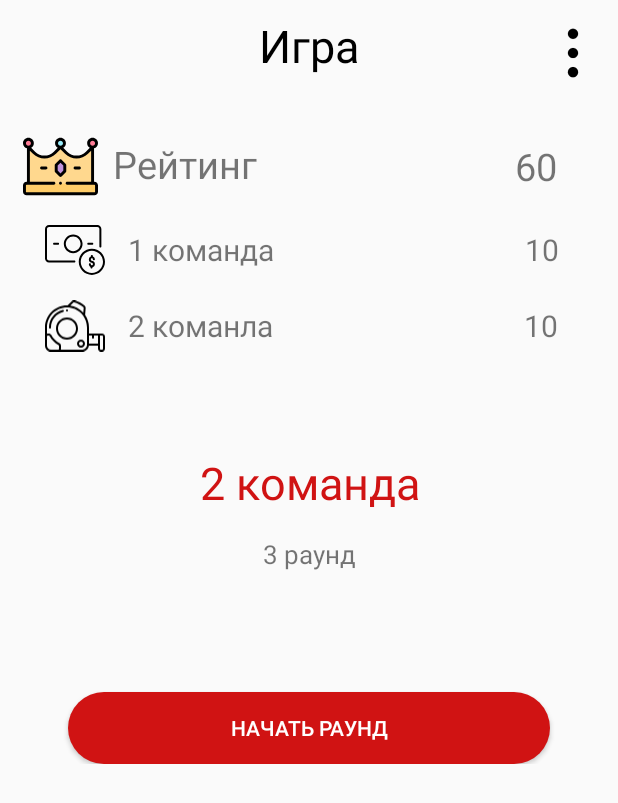
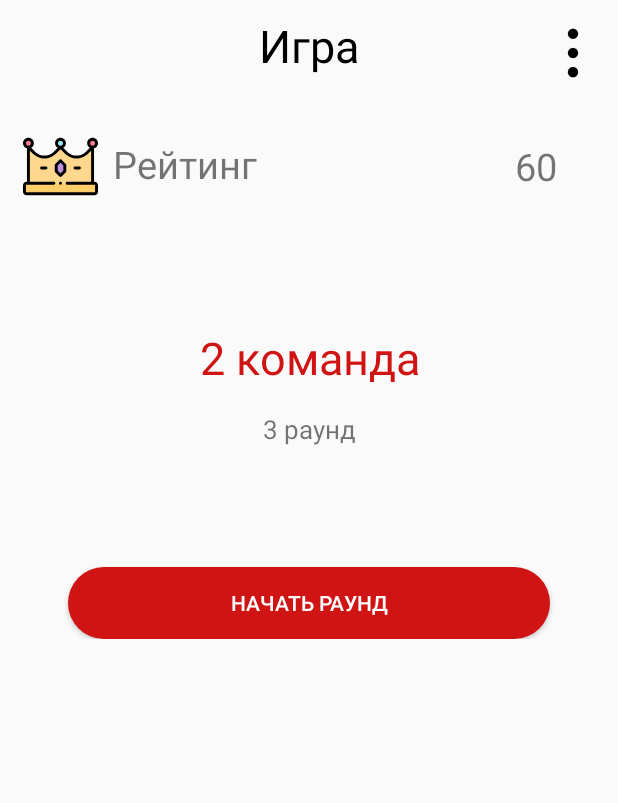
Before and after one commit to OSLL/practice20-alias, an Android app: the Game screen opened directly, with no data from a screen before it, on a phone screen of 412 x 824 dp. Shown: the top 803 px of the screen. Run offline under Robolectric (Android 15) with nearby library versions, the phone set to English and light mode, and no system bars; 2 statements that could not run were skipped.

```diff
--- a/app/build.gradle
+++ b/app/build.gradle
@@ -31,6 +31,7 @@ dependencies {
     implementation 'androidx.appcompat:appcompat:1.1.0'
     implementation 'androidx.core:core-ktx:1.3.0'
     implementation 'androidx.constraintlayout:constraintlayout:1.1.3'
+    implementation 'androidx.recyclerview:recyclerview:1.1.0'
     testImplementation 'junit:junit:4.12'
     implementation 'com.google.android.material:material:1.3.0-alpha01'
     androidTestImplementation 'androidx.test.ext:junit:1.1.1'
--- a/app/src/main/java/com/makentoshe/androidgithubcitemplate/Game.kt
+++ b/app/src/main/java/com/makentoshe/androidgithubcitemplate/Game.kt
@@ -3,12 +3,21 @@ package com.makentoshe.androidgithubcitemplate
 import android.content.Intent
 import android.os.Bundle
 import androidx.appcompat.app.AppCompatActivity
+import androidx.recyclerview.widget.LinearLayoutManager
 import kotlinx.android.synthetic.main.activity_game.*
+import kotlinx.android.synthetic.main.activity_teams.*
 
 class Game : AppCompatActivity() {
     override fun onCreate(savedInstanceState: Bundle?) {
         super.onCreate(savedInstanceState)
         setContentView(R.layout.activity_game)
+
+        var teams = this.intent.getStringArrayExtra("teams")
+
+
+        val teamsAdapter = TeamsAdapter(this, teams)
+        teamsView.adapter = teamsAdapter
+        teamsView.layoutManager = LinearLayoutManager(this)
 
         startRound.setOnClickListener {
             val intent = Intent(this, Round::class.java)
--- a/app/src/main/java/com/makentoshe/androidgithubcitemplate/GameSettings.kt
+++ b/app/src/main/java/com/makentoshe/androidgithubcitemplate/GameSettings.kt
@@ -13,6 +13,7 @@ class GameSettings : AppCompatActivity() {
         continueButton.setOnClickListener {
             val intent = Intent(this, Levels::class.java)
             startActivity(intent)
+            intent.putExtra("teams", this.getIntent().getStringArrayExtra("teams"))
             overridePendingTransition(R.anim.slide_in_right, R.anim.slide_out_left)
         }
 
--- a/app/src/main/java/com/makentoshe/androidgithubcitemplate/Levels.kt
+++ b/app/src/main/java/com/makentoshe/androidgithubcitemplate/Levels.kt
@@ -12,36 +12,42 @@ class Levels : AppCompatActivity() {
 
         easyLevelIcon.setOnClickListener {
             val intent = Intent(this, Game::class.java)
+            intent.putExtra("teams", getIntent().getStringArrayExtra("teams"))
             startActivity(intent)
             overridePendingTransition(R.anim.slide_in_right, R.anim.slide_out_left)
         }
 
         middleLevelIcon.setOnClickListener {
             val intent = Intent(this, Game::class.java)
+            intent.putExtra("teams", getIntent().getStringArrayExtra("teams"))
             startActivity(intent)
             overridePendingTransition(R.anim.slide_in_right, R.anim.slide_out_left)
         }
 
         hardLevelIcon.setOnClickListener {
             val intent = Intent(this, Game::class.java)
+            intent.putExtra("teams", getIntent().getStringArrayExtra("teams"))
             startActivity(intent)
             overridePendingTransition(R.anim.slide_in_right, R.anim.slide_out_left)
         }
 
         easyLevelText.setOnClickListener {
             val intent = Intent(this, Game::class.java)
+            intent.putExtra("teams", getIntent().getStringArrayExtra("teams"))
             startActivity(intent)
             overridePendingTransition(R.anim.slide_in_right, R.anim.slide_out_left)
         }
 
         middleLevelText.setOnClickListener {
             val intent = Intent(this, Game::class.java)
+            intent.putExtra("teams", getIntent().getStringArrayExtra("teams"))
             startActivity(intent)
             overridePendingTransition(R.anim.slide_in_right, R.anim.slide_out_left)
         }
 
         hardLevelText.setOnClickListener {
             val intent = Intent(this, Game::class.java)
+            intent.putExtra("teams", getIntent().getStringArrayExtra("teams"))
             startActivity(intent)
             overridePendingTransition(R.anim.slide_in_right, R.anim.slide_out_left)
         }
--- a/app/src/main/res/layout/activity_game.xml
+++ b/app/src/main/res/layout/activity_game.xml
@@ -73,42 +73,10 @@
                 android:textSize="25dp" />
         </LinearLayout>
 
-        <LinearLayout
+        <androidx.recyclerview.widget.RecyclerView
             android:layout_width="match_parent"
-            android:layout_height="wrap_content"
-            android:layout_marginTop="5dp"
-            android:layout_marginBottom="5dp"
-            android:layout_weight="1"
-            android:orientation="horizontal">
-
-            <ImageView
-                android:id="@+id/firstTeamIcon"
-                android:layout_width="40dp"
-                android:layout_height="40dp"
-                android:layout_marginStart="30dp"
-                android:layout_weight="0"
-                app:srcCompat="@drawable/money" />
-
-            <TextView
-                android:id="@+id/firstTeamText"
-                android:layout_width="wrap_content"
-                android:layout_height="match_parent"
-                android:layout_weight="4"
-                android:paddingStart="15dp"
-                android:paddingTop="6dp"
-                android:text="1 команда"
-                android:textSize="20dp" />
-
-            <TextView
-                android:id="@+id/firstTeamCounter"
-                android:layout_width="wrap_content"
-                android:layout_height="match_parent"
-                android:layout_weight="1"
-                android:paddingStart="10dp"
-                android:paddingTop="6dp"
-                android:text="10"
-                android:textSize="20dp" />
-        </LinearLayout>
+            android:layout_height="match_parent"
+            android:layout_weight="1" />
 
         <LinearLayout
             android:layout_width="match_parent"
@@ -116,36 +84,15 @@
             android:layout_marginTop="5dp"
             android:layout_marginBottom="5dp"
             android:layout_weight="1"
-            android:orientation="horizontal">
+            android:orientation="horizontal"/>
 
-            <ImageView
-                android:id="@+id/secondTeamIcon"
-                android:layout_width="40dp"
-                android:layout_height="40dp"
-                android:layout_marginStart="30dp"
-                android:layout_weight="0"
-                app:srcCompat="@drawable/tape_measure" />
-
-            <TextView
-                android:id="@+id/secondTeamText"
-                android:layout_width="wrap_content"
-                android:layout_height="match_parent"
-                android:layout_weight="4"
-                android:paddingStart="15dp"
-                android:paddingTop="6dp"
-                android:text="2 команла"
-                android:textSize="20dp" />
-
-            <TextView
-                android:id="@+id/secondTeamCounter"
-                android:layout_width="wrap_content"
-                android:layout_height="43dp"
-                android:layout_weight="1"
-                android:paddingStart="10dp"
-                android:paddingTop="6dp"
-                android:text="10"
-                android:textSize="20dp" />
-        </LinearLayout>
+        <LinearLayout
+            android:layout_width="match_parent"
+            android:layout_height="wrap_content"
+            android:layout_marginTop="5dp"
+            android:layout_marginBottom="5dp"
+            android:layout_weight="1"
+            android:orientation="horizontal"/>
 
         <TextView
             android:id="@+id/skipWordsCounter"
```
Also changed, not shown: app/src/main/java/com/makentoshe/androidgithubcitemplate/Teams.kt (+8 -0 lines), app/src/main/java/com/makentoshe/androidgithubcitemplate/TeamsAdapter.kt (added, +29 -0 lines), app/src/main/res/layout/activity_teams.xml (+6 -19 lines), app/src/main/res/layout/teams_item.xml (added, +19 -0 lines).
